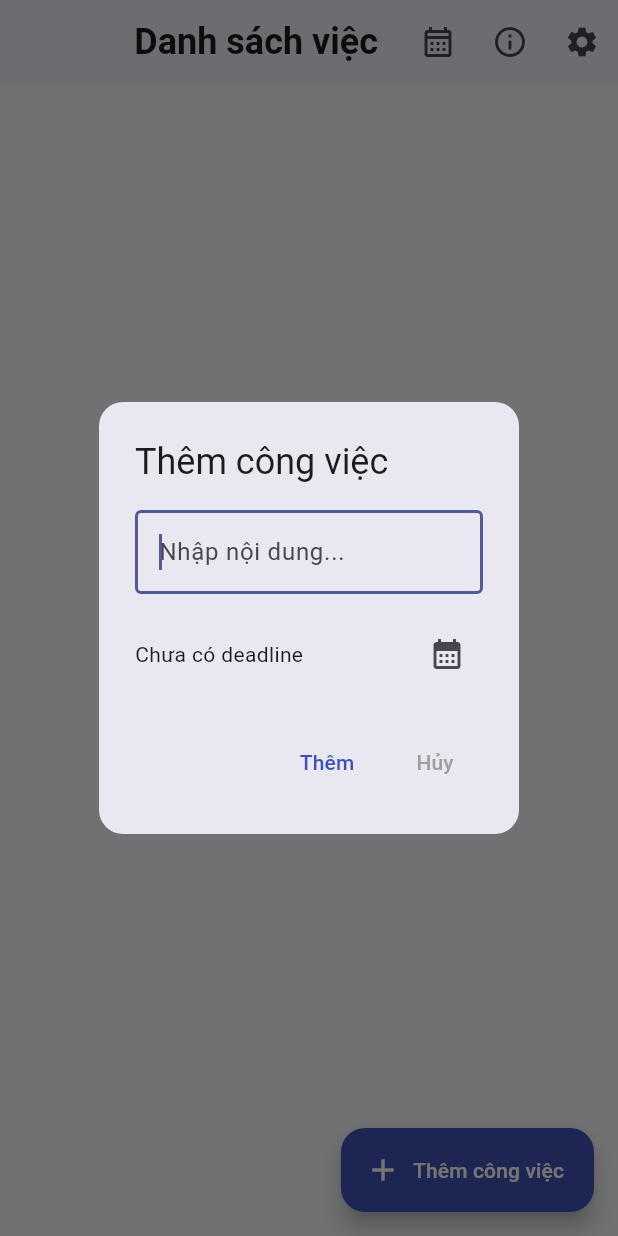
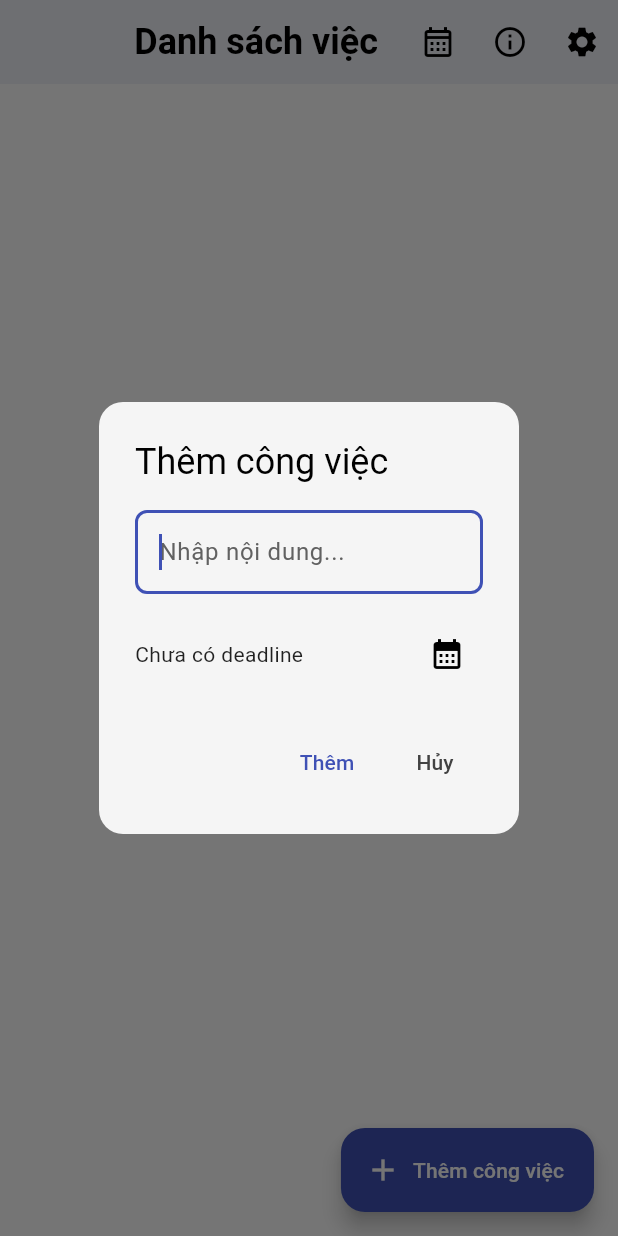
Before and after one commit to DoanHongDuong/2025_LTTBDD_DoanHongDuong_NinhThiPhuongMai, a Flutter app: the screen it shows after launch, after a tap on "Thêm công việc", on a phone screen of 412 x 824 dp. Run offline on Flutter 3.47's test engine with Material 3 defaults, Android fonts, the light colour scheme and no system bars; our stand-ins replace table_calendar.

Commit message:
fix mistake font in dark mode

```diff
--- a/btl_lttbdd/lib/group.dart
+++ b/btl_lttbdd/lib/group.dart
@@ -52,7 +52,7 @@ class AboutPage extends StatelessWidget {
               child: Text('A'),
             ),
             title: Text('Ninh Thị Phương Mai'),
-            subtitle: Text('Vai trò: '),
+            subtitle: Text('Vai trò: Thành viên'),
           ),
           const ListTile(
             leading: CircleAvatar(
@@ -61,7 +61,7 @@ class AboutPage extends StatelessWidget {
               child: Text('B'),
             ),
             title: Text('Đoàn Hồng Dương'),
-            subtitle: Text('Vai trò: '),
+            subtitle: Text('Vai trò: Trưởng nhóm'),
           ),
         ],
       ),
--- a/btl_lttbdd/lib/main.dart
+++ b/btl_lttbdd/lib/main.dart
@@ -42,21 +42,46 @@ class _ToDoAppState extends State<ToDoApp> {
       title: 'ToDo-List',
       themeMode: _themeMode,
       theme: ThemeData(
-        colorSchemeSeed: Colors.indigo,
         useMaterial3: true,
         brightness: Brightness.light,
+        colorScheme: ColorScheme.light(
+          background: Colors.white,
+          surface: Colors.grey.shade100,
+          primary: Colors.indigo,
+          onSurface: Colors.black,
+        ),
+        appBarTheme: const AppBarTheme(
+          backgroundColor: Colors.white,
+          foregroundColor: Colors.black,
+          elevation: 2,
+        ),
+        cardColor: Colors.grey.shade100,
         textTheme: Theme.of(
           context,
         ).textTheme.apply(fontSizeFactor: _fontScale),
       ),
+
       darkTheme: ThemeData(
-        colorSchemeSeed: Colors.indigo,
         useMaterial3: true,
         brightness: Brightness.dark,
+        colorScheme: const ColorScheme.dark(
+          background: Colors.black, // nền chính đen hẳn
+          surface: Color(0xFF1E1E1E), // card, appbar xám sáng hơn
+          primary: Colors.indigo, // màu chính
+          secondary: Colors.grey, // màu phụ
+          onSurface: Colors.white, // màu chữ
+        ),
+        appBarTheme: const AppBarTheme(
+          backgroundColor: Color(0xFF1E1E1E), // appbar sáng hơn nền
+          foregroundColor: Colors.white,
+          elevation: 4,
+        ),
+        cardColor: const Color(0xFF1E1E1E),
         textTheme: Theme.of(
           context,
         ).textTheme.apply(fontSizeFactor: _fontScale),
       ),
+
       home: ToDoHomePage(
         onThemeChanged: _changeTheme,
         onFontChanged: _changeFont,
@@ -138,27 +163,40 @@ class _ToDoHomePageState extends State<ToDoHomePage> {
     showDialog(
       context: context,
       builder: (context) {
+        final isDark = Theme.of(context).brightness == Brightness.dark;
+
         return StatefulBuilder(
           builder: (context, setDialogState) {
             return AlertDialog(
+              backgroundColor: Theme.of(context).colorScheme.surface,
               shape: RoundedRectangleBorder(
                 borderRadius: BorderRadius.circular(16),
               ),
               title: Text(
-                _language == 'vi' ? 'Chỉnh sửa công việc' : 'Edit Task',
+                _language == 'vi' ? 'Thêm công việc' : 'Add Task',
+                style: TextStyle(color: isDark ? Colors.white : Colors.black),
               ),
               content: Column(
                 mainAxisSize: MainAxisSize.min,
                 children: [
                   TextField(
-                    controller: editController,
+                    controller: _controller,
                     autofocus: true,
+                    style: TextStyle(
+                      color: isDark ? Colors.white : Colors.black,
+                    ),
                     decoration: InputDecoration(
                       hintText: _language == 'vi'
-                          ? 'Nhập nội dung công việc...'
+                          ? 'Nhập nội dung...'
                           : 'Enter task...',
-                      border: OutlineInputBorder(),
-                      errorText: _errorText,
+                      hintStyle: TextStyle(
+                        color: isDark ? Colors.grey[400] : Colors.grey[700],
+                      ),
+                      filled: true,
+                      fillColor: isDark ? Colors.grey[850] : Colors.grey[100],
+                      border: OutlineInputBorder(
+                        borderRadius: BorderRadius.circular(8),
+                      ),
                     ),
                   ),
                   const SizedBox(height: 16),
@@ -218,10 +256,16 @@ class _ToDoHomePageState extends State<ToDoHomePage> {
                   ),
                 ),
                 TextButton(
-                  onPressed: () => Navigator.pop(context),
+                  onPressed: () {
+                    _controller.clear();
+                    Navigator.pop(context);
+                  },
                   child: Text(
                     _language == 'vi' ? 'Hủy' : 'Cancel',
-                    style: TextStyle(color: Colors.grey),
+                    style: TextStyle(
+                      color: isDark ? Colors.white70 : Colors.grey[800],
+                      fontWeight: FontWeight.w500,
+                    ),
                   ),
                 ),
               ],
@@ -239,27 +283,46 @@ class _ToDoHomePageState extends State<ToDoHomePage> {
     showDialog(
       context: context,
       builder: (context) {
+        final isDark = Theme.of(context).brightness == Brightness.dark;
         return StatefulBuilder(
           builder: (context, setDialogState) {
             return AlertDialog(
+              backgroundColor: Theme.of(context).colorScheme.surface,
               shape: RoundedRectangleBorder(
                 borderRadius: BorderRadius.circular(16),
               ),
-              title: Text(_language == 'vi' ? 'Thêm công việc' : 'Add Task'),
+              title: Text(
+                _language == 'vi' ? 'Thêm công việc' : 'Add Task',
+                style: TextStyle(color: isDark ? Colors.white : Colors.black),
+              ),
               content: Column(
                 mainAxisSize: MainAxisSize.min,
                 children: [
                   TextField(
                     controller: _controller,
                     autofocus: true,
+                    style: TextStyle(
+                      color: isDark ? Colors.white : Colors.black,
+                    ),
                     decoration: InputDecoration(
+                      errorStyle: TextStyle(
+                        color: isDark ? Colors.red[300] : Colors.red[700],
+                      ),
                       hintText: _language == 'vi'
                           ? 'Nhập nội dung...'
                           : 'Enter task...',
-                      border: OutlineInputBorder(),
+                      hintStyle: TextStyle(
+                        color: isDark ? Colors.grey[400] : Colors.grey[700],
+                      ),
+                      filled: true,
+                      fillColor: isDark ? Colors.grey[850] : Colors.grey[100],
+                      border: OutlineInputBorder(
+                        borderRadius: BorderRadius.circular(8),
+                      ),
                       errorText: _errorText,
                     ),
                   ),
+
                   const SizedBox(height: 16),
                   Row(
                     children: [
@@ -270,6 +333,9 @@ class _ToDoHomePageState extends State<ToDoHomePage> {
                                     ? 'Chưa có deadline'
                                     : 'No deadline')
                               : 'Deadline: ${DateFormat('dd/MM/yyyy').format(selectedDate!)}',
+                          style: TextStyle(
+                            color: isDark ? Colors.white70 : Colors.black87,
+                          ),
                         ),
                       ),
                       IconButton(
@@ -309,9 +375,9 @@ class _ToDoHomePageState extends State<ToDoHomePage> {
                       });
                     }
                   },
-                  child: const Text(
-                    'Thêm',
-                    style: TextStyle(color: Colors.indigo),
+                  child: Text(
+                    _language == 'vi' ? 'Thêm' : 'Add',
+                    style: const TextStyle(color: Colors.indigo),
                   ),
                 ),
                 TextButton(
@@ -319,9 +385,12 @@ class _ToDoHomePageState extends State<ToDoHomePage> {
                     _controller.clear();
                     Navigator.pop(context);
                   },
-                  child: const Text(
-                    'Hủy',
-                    style: TextStyle(color: Colors.grey),
+                  child: Text(
+                    _language == 'vi' ? 'Hủy' : 'Cancel',
+                    style: TextStyle(
+                      color: isDark ? Colors.white70 : Colors.grey[800],
+                      fontWeight: FontWeight.w500,
+                    ),
                   ),
                 ),
               ],
@@ -343,16 +412,26 @@ class _ToDoHomePageState extends State<ToDoHomePage> {
       curve: Curves.easeInOut,
       margin: const EdgeInsets.symmetric(vertical: 6),
       decoration: BoxDecoration(
-        color: task['done'] ? Colors.indigo[50] : Colors.white,
-        border: isOverdue ? Border.all(color: Colors.red, width: 1.5) : null,
+        color: Theme.of(context).brightness == Brightness.dark
+            ? (task['done']
+                  ? const Color(0xFF2A2A2A) // màu xám nhạt khi done
+                  : const Color(0xFF1E1E1E)) // màu xám đậm cho việc chưa xong
+            : (task['done']
+                  ? Colors.indigo[50]
+                  : Colors.white), // khi sáng giữ nguyên
         borderRadius: BorderRadius.circular(14),
-        boxShadow: [
-          BoxShadow(
-            color: Colors.black.withOpacity(0.05),
-            blurRadius: 6,
-            offset: const Offset(0, 3),
-          ),
-        ],
+        border: isOverdue
+            ? Border.all(color: Colors.redAccent, width: 1.5)
+            : null,
+        boxShadow: Theme.of(context).brightness == Brightness.light
+            ? [
+                BoxShadow(
+                  color: Colors.black.withOpacity(0.05),
+                  blurRadius: 6,
+                  offset: const Offset(0, 3),
+                ),
+              ]
+            : [],
       ),
       child: ListTile(
         onTap: () => _editTask(index),
@@ -368,7 +447,9 @@ class _ToDoHomePageState extends State<ToDoHomePage> {
             decoration: task['done']
                 ? TextDecoration.lineThrough
                 : TextDecoration.none,
-            color: task['done'] ? Colors.grey : Colors.black,
+            color: Theme.of(context).brightness == Brightness.dark
+                ? (task['done'] ? Colors.grey[400] : Colors.white)
+                : (task['done'] ? Colors.grey : Colors.black),
             fontWeight: task['done'] ? FontWeight.w400 : FontWeight.w500,
           ),
         ),
@@ -378,20 +459,28 @@ class _ToDoHomePageState extends State<ToDoHomePage> {
                   Icon(
                     Icons.calendar_today,
                     size: 14,
-                    color: isOverdue ? Colors.red : Colors.grey[600],
+                    color: isOverdue
+                        ? Colors.redAccent
+                        : (Theme.of(context).brightness == Brightness.dark
+                              ? Colors.grey[400]
+                              : Colors.grey[600]),
                   ),
                   const SizedBox(width: 4),
                   Text(
                     DateFormat('dd/MM/yyyy').format(deadline),
                     style: TextStyle(
-                      color: isOverdue ? Colors.red : Colors.grey[600],
+                      color: isOverdue
+                          ? Colors.redAccent
+                          : (Theme.of(context).brightness == Brightness.dark
+                                ? Colors.grey[400]
+                                : Colors.grey[600]),
                     ),
                   ),
                 ],
               )
             : null,
         trailing: IconButton(
-          icon: const Icon(Icons.delete_outline, color: Colors.red),
+          icon: const Icon(Icons.delete_outline, color: Colors.redAccent),
           onPressed: () => _removeTask(index),
         ),
       ),
@@ -425,7 +514,7 @@ class _ToDoHomePageState extends State<ToDoHomePage> {
     });
 
     return Scaffold(
-      backgroundColor: const Color(0xFFF5F6FA),
+      backgroundColor: Theme.of(context).colorScheme.background,
       appBar: AppBar(
         elevation: 3,
         centerTitle: true,
@@ -531,9 +620,12 @@ class _ToDoHomePageState extends State<ToDoHomePage> {
                     style: TextStyle(
                       fontSize: 18,
                       fontWeight: FontWeight.bold,
-                      color: Colors.grey[700],
+                      color: Theme.of(context).brightness == Brightness.dark
+                          ? Colors.grey[400]
+                          : Colors.grey[700],
                     ),
                   ),
+
                   const SizedBox(height: 8),
                   ...tasksDone.map((taskData) {
                     return _buildTaskItem(
```
Also changed, not shown: btl_lttbdd/lib/settings.dart (+13 -3 lines).
